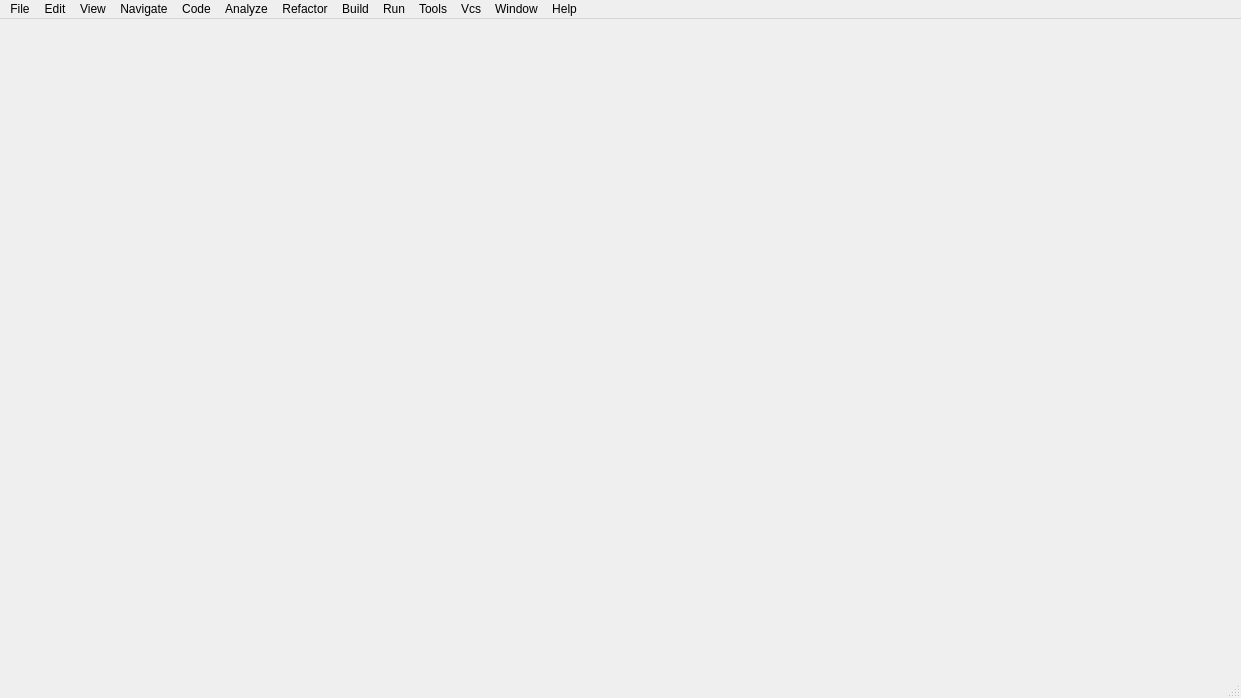
The window that c_plus_plus_project/Qt/MyStudy/uimainwindow.ui (weidi5858258/myfiles) describes before a commit, drawn with Qt 5.
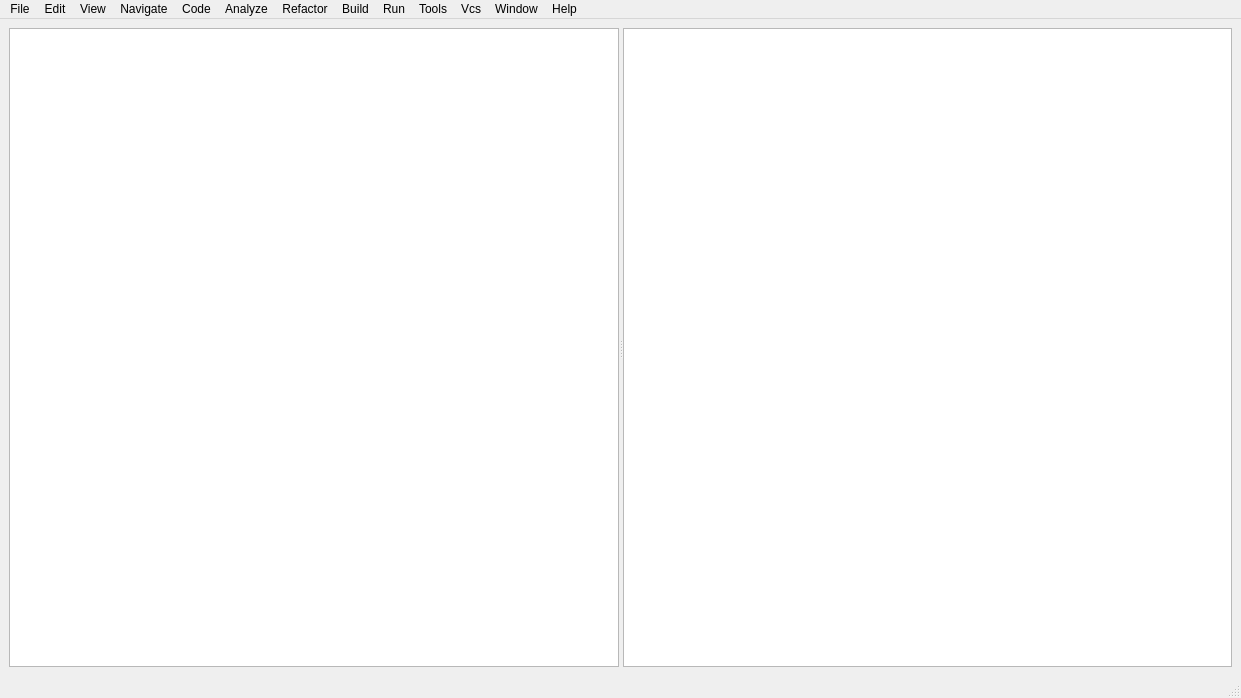
The same window after the commit. Icons and pictures are not drawn.

What changed in the file:
```diff
--- a/c_plus_plus_project/Qt/MyStudy/uimainwindow.ui
+++ b/c_plus_plus_project/Qt/MyStudy/uimainwindow.ui
@@ -13,7 +13,19 @@
   <property name="windowTitle">
    <string>MainWindow</string>
   </property>
-  <widget class="QWidget" name="centralwidget"/>
+  <widget class="QWidget" name="centralwidget">
+   <layout class="QGridLayout" name="gridLayout">
+    <item row="0" column="0">
+     <widget class="QSplitter" name="splitter">
+      <property name="orientation">
+       <enum>Qt::Horizontal</enum>
+      </property>
+      <widget class="QTextEdit" name="textEdit"/>
+      <widget class="QTextEdit" name="textEdit_2"/>
+     </widget>
+    </item>
+   </layout>
+  </widget>
   <widget class="QMenuBar" name="menubar">
    <property name="geometry">
     <rect>
```
Left out of the diff: 19 changed lines with no effect on the pictures.
